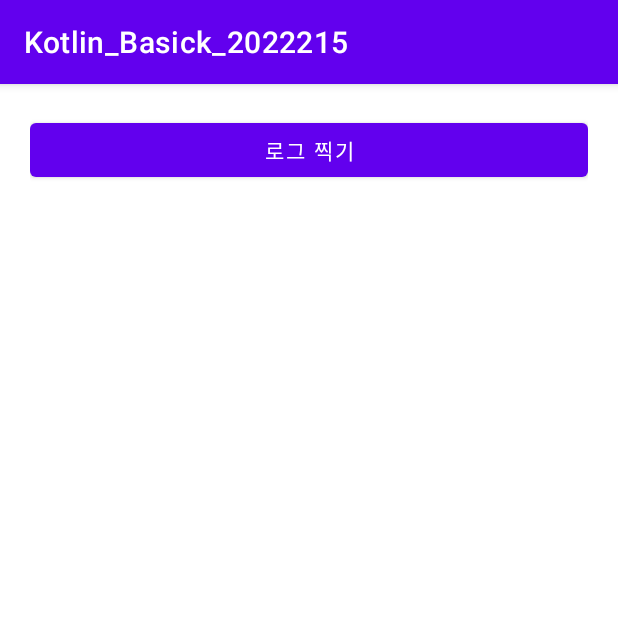
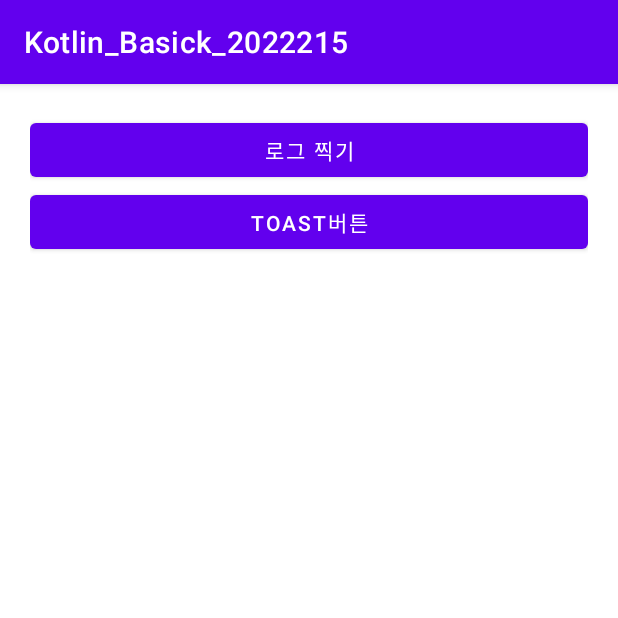
Before and after one commit to MrNubi/Kotlin_Basick_2022215, an Android app: the screen it shows after launch (MainActivity), after a tap on "로그 찍기", on a phone screen of 412 x 824 dp, the top half of it. Run offline under Robolectric (Android 15) with nearby library versions, the phone set to English and light mode, and no system bars.

Commit message:
kotlin extension 적용 Toast btn, 주석 적용

```diff
--- a/app/src/main/java/com/beyond/kotlin_basick_2022215/MainActivity.kt
+++ b/app/src/main/java/com/beyond/kotlin_basick_2022215/MainActivity.kt
@@ -4,6 +4,7 @@ import androidx.appcompat.app.AppCompatActivity
 import android.os.Bundle
 import android.util.Log
 import android.widget.Button
+import kotlinx.android.synthetic.main.activity_main.*
 
 class MainActivity : AppCompatActivity() {
 
@@ -15,11 +16,12 @@ class MainActivity : AppCompatActivity() {
         //setContentView라는 기능을 수행, R.layout.activity_main을 쓰겟다고
 
 
-        var k = findViewById<Button>(R.id.btnLog)
 
-        k.setOnClickListener {
+        btnLog.setOnClickListener {
+            //kotlin extension 활용, but 폐기예정
+            //중괄호 vs 그냥 괄호
 
-              Log.d("","")
+            Log.d("메인 화면","Log 눌림")
 
         }
 
--- a/app/src/main/res/layout/activity_main.xml
+++ b/app/src/main/res/layout/activity_main.xml
@@ -14,6 +14,12 @@
         android:layout_width="match_parent"
         android:layout_height="wrap_content"></Button>
 
+    <Button
+        android:id="@+id/btnToast"
+        android:text="Toast버튼"
+        android:layout_width="match_parent"
+        android:layout_height="wrap_content"></Button>
+
 
 
 
```
